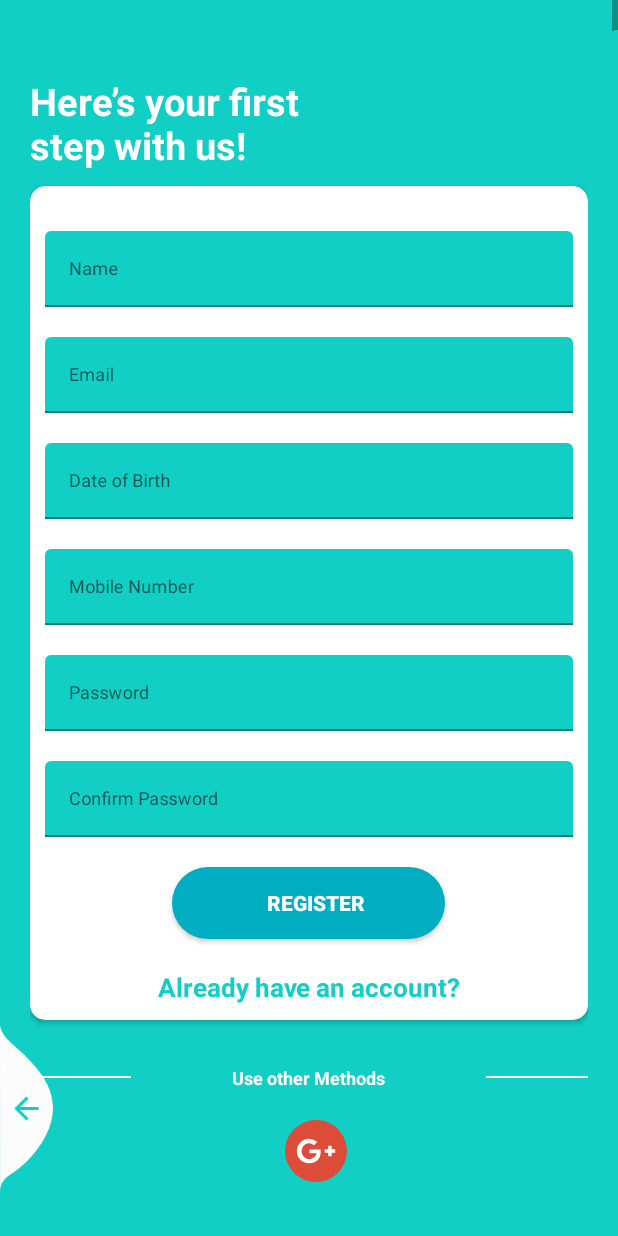
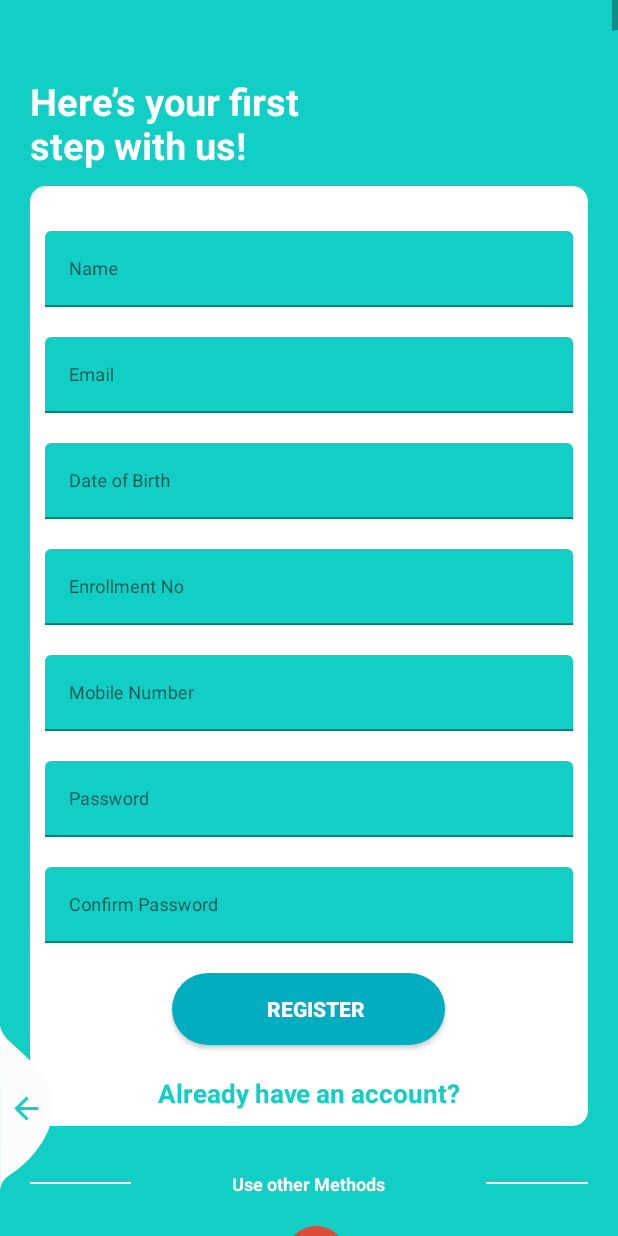
Before and after one commit to Manthan47/CP-2_Project_eLMS, an Android app: the layout activity_register.xml on its own in the app's theme, with its tools: preview values and no code run, on a phone screen of 412 x 824 dp. Run offline under Robolectric (Android 15) with nearby library versions, the light colour scheme and no system bars.

Commit message:
Second Commit

```diff
--- a/Project/app/build.gradle
+++ b/Project/app/build.gradle
@@ -24,6 +24,9 @@ android {
             proguardFiles getDefaultProguardFile('proguard-android-optimize.txt'), 'proguard-rules.pro'
         }
     }
+    buildFeatures{
+        viewBinding true
+    }
     compileOptions {
         sourceCompatibility JavaVersion.VERSION_1_8
         targetCompatibility JavaVersion.VERSION_1_8
@@ -39,6 +42,9 @@ dependencies {
     implementation 'androidx.appcompat:appcompat:1.4.1'
     implementation 'com.google.android.material:material:1.5.0'
     implementation 'androidx.constraintlayout:constraintlayout:2.1.3'
+    implementation 'com.google.firebase:firebase-database:20.0.3'
+    implementation 'com.google.firebase:firebase-auth-ktx:21.0.1'
+    implementation 'com.google.firebase:firebase-auth:21.0.1'
     testImplementation 'junit:junit:4.+'
     androidTestImplementation 'androidx.test.ext:junit:1.1.3'
     androidTestImplementation 'androidx.test.espresso:espresso-core:3.4.0'
--- a/Project/app/src/main/AndroidManifest.xml
+++ b/Project/app/src/main/AndroidManifest.xml
@@ -21,6 +21,9 @@
             android:name=".RegisterActivity"
             android:exported="true" />
         <activity
+            android:name=".DashboardActivity"
+            android:exported="true" />
+        <activity
             android:name=".MainActivity"
             android:exported="true"
             android:theme="@style/AppTheme.NoActionBar">
--- /dev/null
+++ b/Project/app/src/main/java/com/example/project/DashboardActivity.kt
@@ -0,0 +1,6 @@
+package com.example.project
+
+import androidx.appcompat.app.AppCompatActivity
+
+class DashboardActivity : AppCompatActivity() {
+}
--- /dev/null
+++ b/Project/app/src/main/java/com/example/project/User.kt
@@ -0,0 +1,6 @@
+package com.example.project
+
+data class User(val name : String? = null,val email : String? = null,val dob : String? = null,val rollno : String? = null,val mobileno : String?){
+
+
+}
--- /dev/null
+++ b/Project/app/src/main/res/layout/activity_dashboard.xml
@@ -0,0 +1,6 @@
+<?xml version="1.0" encoding="utf-8"?>
+<androidx.constraintlayout.widget.ConstraintLayout xmlns:android="http://schemas.android.com/apk/res/android"
+    android:layout_width="match_parent"
+    android:layout_height="match_parent">
+
+</androidx.constraintlayout.widget.ConstraintLayout>
--- a/Project/app/src/main/res/layout/activity_register.xml
+++ b/Project/app/src/main/res/layout/activity_register.xml
@@ -81,26 +81,28 @@
                         android:layout_width="match_parent"
                         android:layout_marginTop="@dimen/loginViewsMargin"
                         android:orientation="horizontal">
-<!--                        <ImageView-->
-<!--                            android:id="@+id/calenderpicker"-->
-<!--                            android:layout_width="wrap_content"-->
-<!--                            android:layout_height="wrap_content"-->
-<!--                            android:layout_weight="1"-->
-<!--                            app:srcCompat="@drawable/ic_baseline_calendar_today_24" />-->
 
                         <EditText
                             android:id="@+id/editTextDOB"
                             style="@style/modifiedEditText"
                             android:layout_width="match_parent"
-                            android:clickable="false"
-                            android:cursorVisible="false"
+                            android:inputType="date"
+                            android:maxLines="1"
+                            android:hint="Date of Birth"/>
 
-                            android:focusable="false"
-                            android:focusableInTouchMode="false"
-                            android:hint="Date of Birth"
-                            android:maxLines="1"
-                            android:text="" />
+                    </com.google.android.material.textfield.TextInputLayout>
 
+                    <com.google.android.material.textfield.TextInputLayout
+                        android:id="@+id/textInputRollNo"
+                        style="@style/parent"
+                        android:layout_marginTop="@dimen/loginViewsMargin">
+
+                        <EditText
+                            android:id="@+id/editTextRollN"
+                            style="@style/modifiedEditText"
+                            android:hint="Enrollment No"
+                            android:inputType="number"
+                            android:maxLines="1" />
                     </com.google.android.material.textfield.TextInputLayout>
 
 
```
Also changed, not shown: Project/app/src/main/java/com/example/project/MainActivity.kt (+34 -0 lines), Project/app/src/main/java/com/example/project/RegisterActivity.kt (+89 -0 lines).
